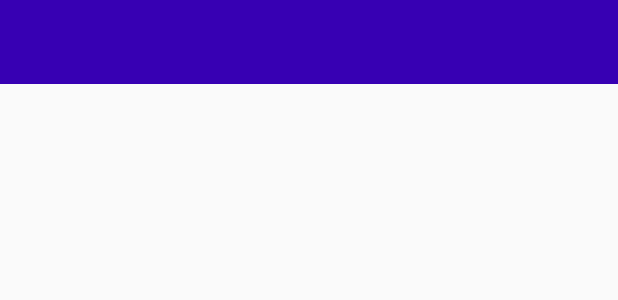
After one commit to quangpersie/QQANoteApp, an Android app: the layout content_main.xml on its own in the app's theme, with its tools: preview values and no code run, on a phone screen of 412 x 824 dp. The commit adds this screen. Shown: the top 300 px of the screen. Run offline under Robolectric (Android 15) with nearby library versions, the phone set to English and light mode, and no system bars.

Commit message:
nev layout

```diff
--- /dev/null
+++ b/app/src/main/res/layout/content_main.xml
@@ -0,0 +1,26 @@
+<?xml version="1.0" encoding="utf-8"?>
+<androidx.constraintlayout.widget.ConstraintLayout xmlns:android="http://schemas.android.com/apk/res/android"
+    xmlns:app="http://schemas.android.com/apk/res-auto"
+    android:layout_width="match_parent"
+    android:layout_height="match_parent">
+
+    <androidx.appcompat.widget.Toolbar
+        android:id="@+id/toolbar"
+        android:layout_width="match_parent"
+        android:layout_height="?attr/actionBarSize"
+        android:background="@color/design_default_color_primary_dark"
+        app:layout_constraintEnd_toEndOf="parent"
+        app:layout_constraintHorizontal_bias="0.0"
+        app:layout_constraintStart_toStartOf="parent"
+        app:layout_constraintTop_toTopOf="parent" />
+
+    <androidx.recyclerview.widget.RecyclerView
+        android:layout_width="match_parent"
+        android:layout_height="match_parent"
+        app:layout_constraintBottom_toBottomOf="parent"
+        app:layout_constraintEnd_toEndOf="parent"
+        app:layout_constraintHorizontal_bias="0.0"
+        app:layout_constraintStart_toStartOf="parent"
+        app:layout_constraintTop_toBottomOf="@+id/toolbar" />
+
+</androidx.constraintlayout.widget.ConstraintLayout>
--- a/app/src/main/res/values/strings.xml
+++ b/app/src/main/res/values/strings.xml
@@ -1,3 +1,8 @@
 <resources>
     <string name="app_name">Note App</string>
+    <string name="c_i_t_k_ch_th_c_ch">Cài đặt kích thước chữ</string>
+    <string name="c_i_t_th_i_gian_xo_ghi_ch_t_ng">Cài đặt thời gian xoá ghi chú tự động</string>
+    <string name="c_i_t_m_thanh_th_ng_b_o">Cài đặt âm thanh thông báo</string>
+    <string name="ng_xu_t">Đăng xuất</string>
+    <string name="i_m_t_kh_u">Đổi mật khẩu</string>
 </resources>
```
Also changed, not shown: app/src/main/res/drawable/ic_delete_time.xml (added, +13 -0 lines), app/src/main/res/drawable/ic_font.xml (added, +10 -0 lines), app/src/main/res/drawable/ic_password_change.xml (added, +10 -0 lines), app/src/main/res/drawable/ic_sound_setting.xml (added, +10 -0 lines), app/src/main/res/layout/activity_main.xml (+17 -2 lines), app/src/main/res/layout/nav_header.xml (added, +32 -0 lines), app/src/main/res/menu/neg_menu.xml (added, +22 -0 lines), 1 other file.
